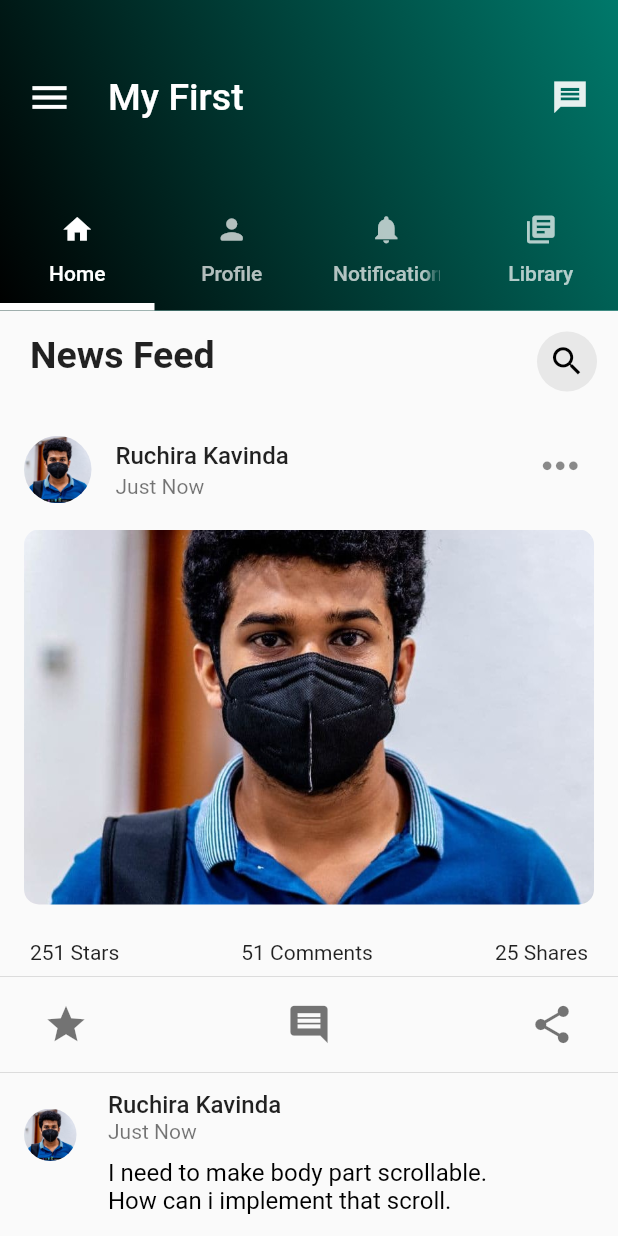
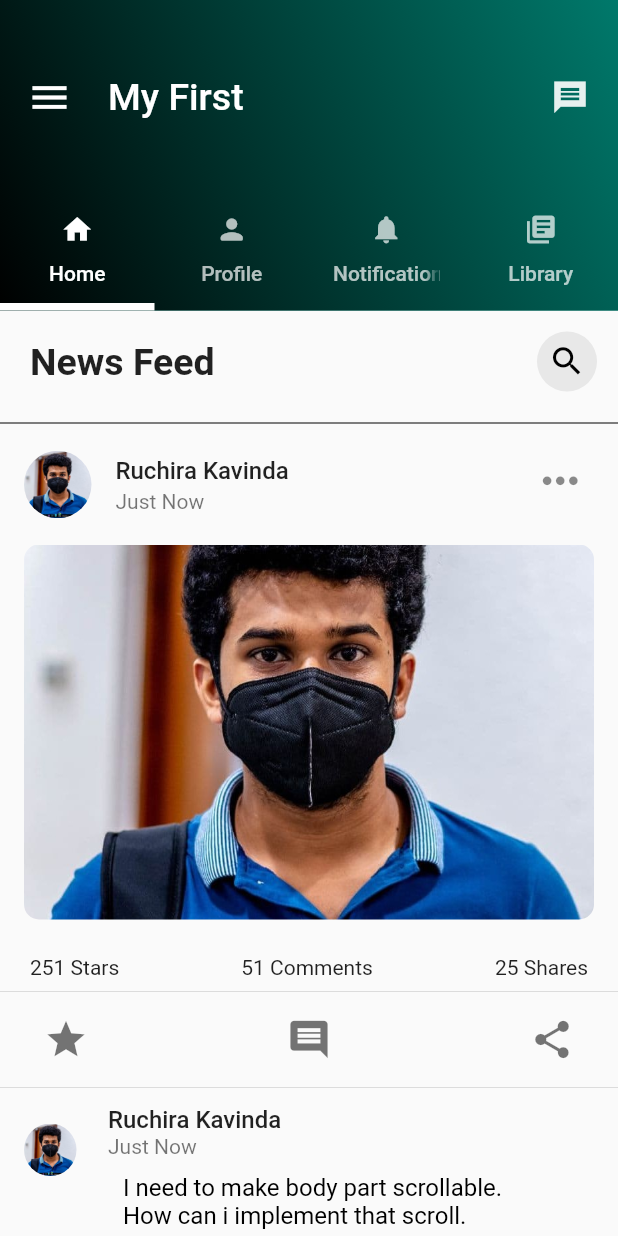
Before and after one commit to Ruchirakavinda/flutter_myfirst, a Flutter app: the screen it shows after launch, on a phone screen of 412 x 824 dp. Run offline on Flutter 3.47's test engine with Material 2 defaults, Android fonts, the phone set to English and light mode, and no system bars; our stand-ins replace flutter_spinkit; accounts and stored records are empty.

Commit message:
separetor added

```diff
--- a/lib/tabs.dart
+++ b/lib/tabs.dart
@@ -23,7 +23,10 @@ class _tab1State extends State<Tab1> {
           children: [
 
             Expanded(
-              child: ListView.builder(
+              child: ListView.separated(
+                separatorBuilder: (context, index) => Divider(
+                color: Colors.black,height: 50,
+              ),
                 itemCount:items.length,
                 itemBuilder:(context, index)
 
@@ -31,13 +34,15 @@ class _tab1State extends State<Tab1> {
                   return Column(
                     children: [
 
+                      Column(
+                        children: [
                           Row(
                           mainAxisAlignment: MainAxisAlignment.spaceBetween,
                           children:<Widget> [
                             Column(
                               children:<Widget> [
                                 Container(
-                              height: index==0?40:0.0,
+                                  height: index==0?30:0.0,
                                   margin: EdgeInsets.fromLTRB(20, 0, 0, 0),
                                   child:Text(
                                     "News Feed",
@@ -46,6 +51,7 @@ class _tab1State extends State<Tab1> {
                                       ),
                                       )
                                       ),
+
                               ],
                             ),
                           Container(
@@ -64,6 +70,13 @@ class _tab1State extends State<Tab1> {
                               ),
                             ),
 
+                          ],
+                          ),
+
+                           Divider(
+                            color: Colors.black,
+                            height: 10,
+                          ),
                         ],
                       ),
 
@@ -192,8 +205,10 @@ class _tab1State extends State<Tab1> {
                           crossAxisAlignment: CrossAxisAlignment.start,
                           children: [
                             Text(items2[index]),
-                            SizedBox(height: 10,),
-                            Text('I need to make body part scrollable.\nHow can i implement that scroll.',style: TextStyle(fontSize: 16,color: Colors.black),)
+                            Padding(
+                              padding: const EdgeInsets.all(10.0),
+                              child: Text('I need to make body part scrollable.\nHow can i implement that scroll.',style: TextStyle(fontSize: 16,color: Colors.black),),
+                            )
                           ],
                         ),
 
```
Lines whose indentation alone changed are shown as unchanged.
